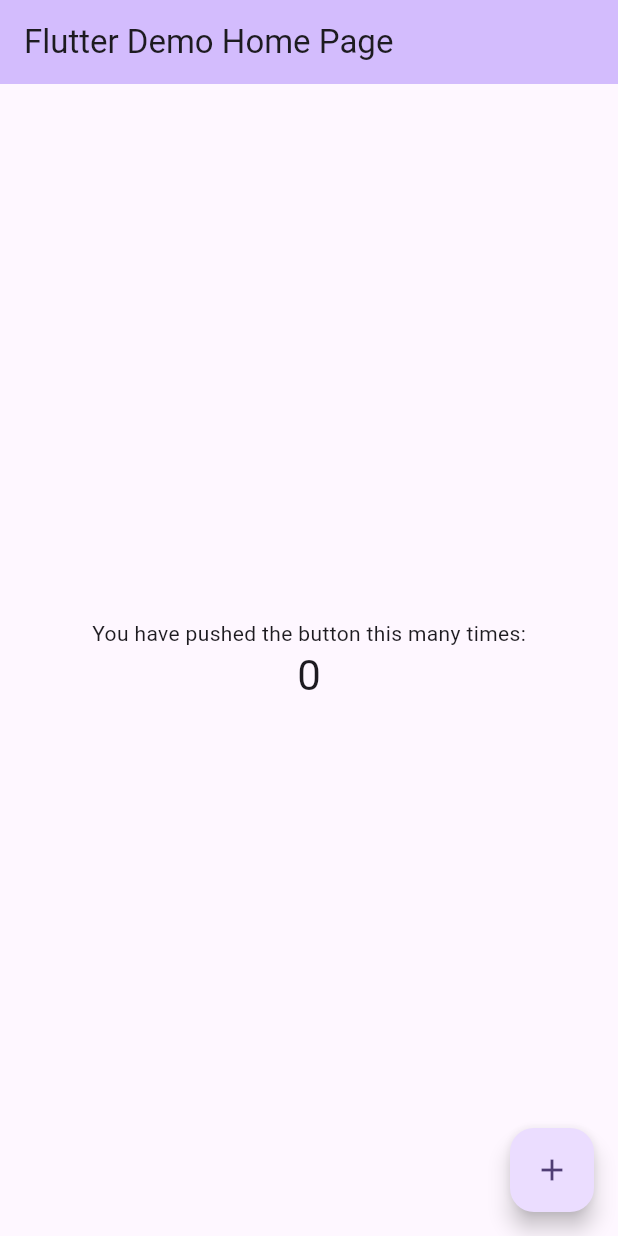
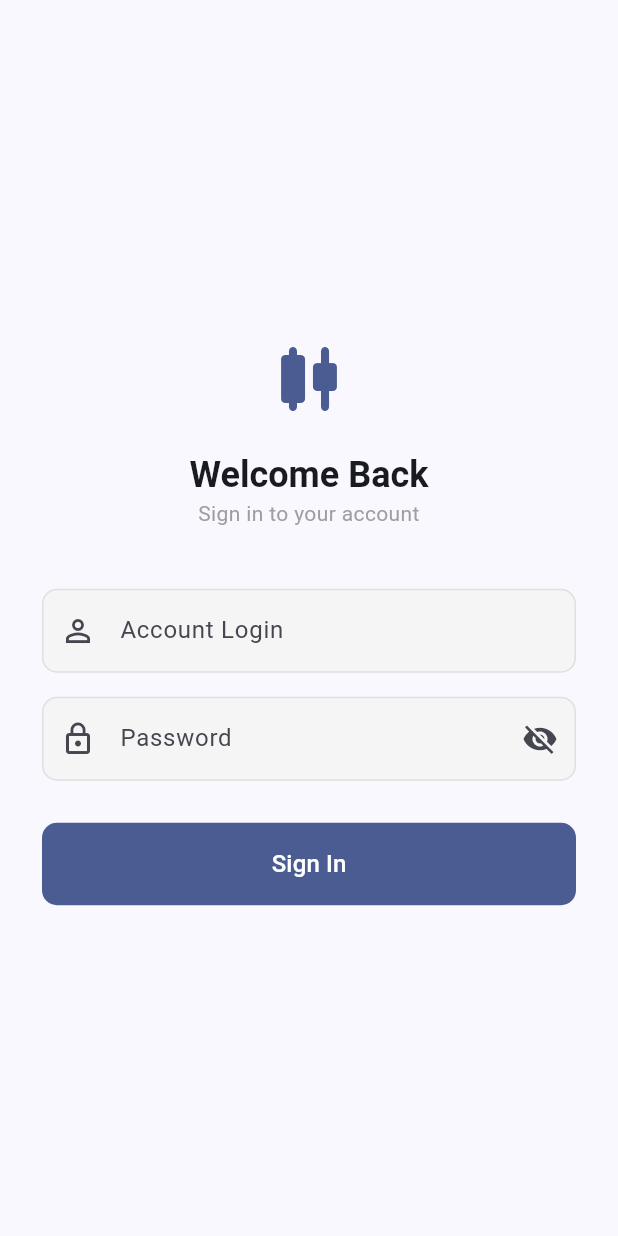
Before and after one commit to rezaul-karim-tushar/instaforex_cabinet, a Flutter app: the screen it shows after launch, on a phone screen of 412 x 824 dp. Run offline on Flutter 3.47's test engine with Material 3 defaults, Android fonts, the phone set to English and light mode, and no system bars; our stand-ins replace connectivity_plus, dio, equatable, flutter_bloc, flutter_secure_storage, get_it.

Commit message:
file fix

```diff
--- a/lib/core/errors/failures.dart
+++ b/lib/core/errors/failures.dart
@@ -0,0 +1,20 @@
+abstract class Failure {
+  final String message;
+  const Failure(this.message);
+}
+
+class NetworkFailure extends Failure {
+  const NetworkFailure(super.message);
+}
+
+class AuthFailure extends Failure {
+  const AuthFailure(super.message);
+}
+
+class ServerFailure extends Failure {
+  const ServerFailure(super.message);
+}
+
+class CacheFailure extends Failure {
+  const CacheFailure(super.message);
+}
--- a/lib/core/theme/app_colors.dart
+++ b/lib/core/theme/app_colors.dart
@@ -0,0 +1,17 @@
+import 'package:flutter/material.dart';
+
+class AppColors {
+  // Primary brand color
+  static const Color primary = Color(0xFF1A56DB);
+
+  // Light theme colors
+  static const Color lightBackground = Colors.white;
+  static const Color lightInputFill = Color(0xFFF5F5F5);
+  static const Color lightBorder = Color(0xFFE0E0E0);
+
+  // Dark theme colors
+  static const Color darkBackground = Color(0xFF121212);
+
+  // Neutral
+  static const Color grey = Colors.grey;
+}
--- a/lib/features/auth/data/models/auth_request_model.dart
+++ b/lib/features/auth/data/models/auth_request_model.dart
@@ -0,0 +1,14 @@
+class AuthRequestModel {
+  final String login;
+  final String password;
+
+  const AuthRequestModel({
+    required this.login,
+    required this.password,
+  });
+
+  Map<String, dynamic> toJson() => {
+        'Login': login,
+        'Password': password,
+      };
+}
--- a/lib/features/auth/domain/entities/auth_entity.dart
+++ b/lib/features/auth/domain/entities/auth_entity.dart
@@ -0,0 +1,16 @@
+import 'package:equatable/equatable.dart';
+
+class AuthEntity extends Equatable {
+  final String login;
+  final String peanutToken;
+  final String partnerToken;
+
+  const AuthEntity({
+    required this.login,
+    required this.peanutToken,
+    required this.partnerToken,
+  });
+
+  @override
+  List<Object> get props => [login, peanutToken, partnerToken];
+}
--- a/lib/features/auth/domain/repositories/auth_repository.dart
+++ b/lib/features/auth/domain/repositories/auth_repository.dart
@@ -0,0 +1,7 @@
+import '../entities/auth_entity.dart';
+
+abstract class AuthRepository {
+  Future<AuthEntity> login(String login, String password);
+  Future<AuthEntity?> getStoredSession();
+  Future<void> logout();
+}
--- a/lib/features/auth/presentation/bloc/auth_event.dart
+++ b/lib/features/auth/presentation/bloc/auth_event.dart
@@ -0,0 +1,19 @@
+import 'package:equatable/equatable.dart';
+
+abstract class AuthEvent extends Equatable {
+  const AuthEvent();
+  @override
+  List<Object> get props => [];
+}
+
+class AuthLoginRequested extends AuthEvent {
+  final String login;
+  final String password;
+  const AuthLoginRequested({required this.login, required this.password});
+  @override
+  List<Object> get props => [login, password];
+}
+
+class AuthCheckSession extends AuthEvent {}
+
+class AuthLogoutRequested extends AuthEvent {}
--- a/lib/features/auth/presentation/bloc/auth_state.dart
+++ b/lib/features/auth/presentation/bloc/auth_state.dart
@@ -0,0 +1,28 @@
+import 'package:equatable/equatable.dart';
+import '../../domain/entities/auth_entity.dart';
+
+abstract class AuthState extends Equatable {
+  const AuthState();
+  @override
+  List<Object?> get props => [];
+}
+
+class AuthInitial extends AuthState {}
+
+class AuthLoading extends AuthState {}
+
+class AuthAuthenticated extends AuthState {
+  final AuthEntity auth;
+  const AuthAuthenticated(this.auth);
+  @override
+  List<Object?> get props => [auth];
+}
+
+class AuthUnauthenticated extends AuthState {}
+
+class AuthError extends AuthState {
+  final String message;
+  const AuthError(this.message);
+  @override
+  List<Object?> get props => [message];
+}
--- a/lib/features/auth/presentation/pages/login_page.dart
+++ b/lib/features/auth/presentation/pages/login_page.dart
@@ -0,0 +1,33 @@
+import 'package:flutter/material.dart';
+import 'package:flutter_bloc/flutter_bloc.dart';
+import '../bloc/auth_bloc.dart';
+import '../bloc/auth_state.dart';
+import '../widgets/login_form.dart';
+
+class LoginPage extends StatelessWidget {
+  const LoginPage({super.key});
+
+  @override
+  Widget build(BuildContext context) {
+    return Scaffold(
+      backgroundColor: Theme.of(context).colorScheme.surface,
+      body: BlocListener<AuthBloc, AuthState>(
+        listener: (context, state) {
+          if (state is AuthError) {
+            ScaffoldMessenger.of(context).showSnackBar(
+              SnackBar(
+                content: Text(state.message),
+                backgroundColor: Colors.red.shade700,
+                behavior: SnackBarBehavior.floating,
+              ),
+            );
+          }
+          if (state is AuthAuthenticated) {
+            Navigator.of(context).pushReplacementNamed('/home');
+          }
+        },
+        child: const SafeArea(child: LoginForm()),
+      ),
+    );
+  }
+}
--- a/lib/features/auth/presentation/widgets/login_form.dart
+++ b/lib/features/auth/presentation/widgets/login_form.dart
@@ -0,0 +1,142 @@
+import 'package:flutter/material.dart';
+import 'package:flutter_bloc/flutter_bloc.dart';
+import '../bloc/auth_bloc.dart';
+import '../bloc/auth_event.dart';
+import '../bloc/auth_state.dart';
+
+class LoginForm extends StatefulWidget {
+  const LoginForm({super.key});
+
+  @override
+  State<LoginForm> createState() => _LoginFormState();
+}
+
+class _LoginFormState extends State<LoginForm> {
+  final _formKey = GlobalKey<FormState>();
+  final _loginController = TextEditingController();
+  final _passwordController = TextEditingController();
+  bool _obscurePassword = true;
+
+  @override
+  void dispose() {
+    _loginController.dispose();
+    _passwordController.dispose();
+    super.dispose();
+  }
+
+  void _submit() {
+    if (_formKey.currentState?.validate() ?? false) {
+      context.read<AuthBloc>().add(
+            AuthLoginRequested(
+              login: _loginController.text.trim(),
+              password: _passwordController.text.trim(),
+            ),
+          );
+    }
+  }
+
+  @override
+  Widget build(BuildContext context) {
+    final theme = Theme.of(context);
+
+    return Center(
+      child: SingleChildScrollView(
+        padding: const EdgeInsets.symmetric(horizontal: 28),
+        child: Form(
+          key: _formKey,
+          child: Column(
+            crossAxisAlignment: CrossAxisAlignment.stretch,
+            children: [
+              const SizedBox(height: 48),
+
+              // Logo / Title
+              Icon(Icons.candlestick_chart_rounded,
+                  size: 64, color: theme.colorScheme.primary),
+              const SizedBox(height: 16),
+              Text(
+                'Welcome Back',
+                textAlign: TextAlign.center,
+                style: theme.textTheme.headlineSmall?.copyWith(
+                  fontWeight: FontWeight.bold,
+                ),
+              ),
+              Text(
+                'Sign in to your account',
+                textAlign: TextAlign.center,
+                style: theme.textTheme.bodyMedium?.copyWith(
+                  color: Colors.grey,
+                ),
+              ),
+              const SizedBox(height: 40),
+
+              // Login field
+              TextFormField(
+                controller: _loginController,
+                keyboardType: TextInputType.number,
+                decoration: const InputDecoration(
+                  labelText: 'Account Login',
+                  prefixIcon: Icon(Icons.person_outline),
+                  border: OutlineInputBorder(),
+                ),
+                validator: (v) =>
+                    (v == null || v.isEmpty) ? 'Please enter your login' : null,
+              ),
+              const SizedBox(height: 16),
+
+              // Password field
+              TextFormField(
+                controller: _passwordController,
+                obscureText: _obscurePassword,
+                decoration: InputDecoration(
+                  labelText: 'Password',
+                  prefixIcon: const Icon(Icons.lock_outline),
+                  border: const OutlineInputBorder(),
+                  suffixIcon: IconButton(
+                    icon: Icon(_obscurePassword
+                        ? Icons.visibility_off
+                        : Icons.visibility),
+                    onPressed: () =>
+                        setState(() => _obscurePassword = !_obscurePassword),
+                  ),
+                ),
+                validator: (v) => (v == null || v.isEmpty)
+                    ? 'Please enter your password'
+                    : null,
+                onFieldSubmitted: (_) => _submit(),
+              ),
+              const SizedBox(height: 28),
+
+              // Submit button
+              BlocBuilder<AuthBloc, AuthState>(
+                builder: (context, state) {
+                  final isLoading = state is AuthLoading;
+                  return FilledButton(
+                    onPressed: isLoading ? null : _submit,
+                    style: FilledButton.styleFrom(
+                      padding: const EdgeInsets.symmetric(vertical: 16),
+                      shape: RoundedRectangleBorder(
+                        borderRadius: BorderRadius.circular(10),
+                      ),
+                    ),
+                    child: isLoading
+                        ? const SizedBox(
+                            height: 20,
+                            width: 20,
+                            child: CircularProgressIndicator(
+                              strokeWidth: 2,
+                              color: Colors.white,
+                            ),
+                          )
+                        : const Text('Sign In', style: TextStyle(fontSize: 16)),
+                  );
+                },
+              ),
+
+              const SizedBox(height: 48),
+            ],
+          ),
+        ),
+      ),
+    );
+  }
+}
--- a/lib/main.dart
+++ b/lib/main.dart
@@ -1,121 +1,46 @@
 import 'package:flutter/material.dart';
+import 'package:flutter_bloc/flutter_bloc.dart';
+import 'core/theme/app_theme.dart';
+import 'features/auth/presentation/bloc/auth_bloc.dart';
+import 'features/auth/presentation/bloc/auth_event.dart';
+import 'features/auth/presentation/bloc/auth_state.dart';
+import 'features/auth/presentation/pages/login_page.dart';
+import 'injection_container.dart' as di;
 
-void main() {
+void main() async {
+  WidgetsFlutterBinding.ensureInitialized();
+  await di.init();
   runApp(const MyApp());
 }
 
 class MyApp extends StatelessWidget {
   const MyApp({super.key});
 
-  // This widget is the root of your application.
   @override
   Widget build(BuildContext context) {
-    return MaterialApp(
-      title: 'Flutter Demo',
-      theme: ThemeData(
-        // This is the theme of your application.
-        //
-        // TRY THIS: Try running your application with "flutter run". You'll see
-        // the application has a purple toolbar. Then, without quitting the app,
-        // try changing the seedColor in the colorScheme below to Colors.green
-        // and then invoke "hot reload" (save your changes or press the "hot
-        // reload" button in a Flutter-supported IDE, or press "r" if you used
-        // the command line to start the app).
-        //
-        // Notice that the counter didn't reset back to zero; the application
-        // state is not lost during the reload. To reset the state, use hot
-        // restart instead.
-        //
-        // This works for code too, not just values: Most code changes can be
-        // tested with just a hot reload.
-        colorScheme: ColorScheme.fromSeed(seedColor: Colors.deepPurple),
-      ),
-      home: const MyHomePage(title: 'Flutter Demo Home Page'),
-    );
-  }
-}
-
-class MyHomePage extends StatefulWidget {
-  const MyHomePage({super.key, required this.title});
-
-  // This widget is the home page of your application. It is stateful, meaning
-  // that it has a State object (defined below) that contains fields that affect
-  // how it looks.
-
-  // This class is the configuration for the state. It holds the values (in this
-  // case the title) provided by the parent (in this case the App widget) and
-  // used by the build method of the State. Fields in a Widget subclass are
-  // always marked "final".
-
-  final String title;
-
-  @override
-  State<MyHomePage> createState() => _MyHomePageState();
-}
-
-class _MyHomePageState extends State<MyHomePage> {
-  int _counter = 0;
-
-  void _incrementCounter() {
-    setState(() {
-      // This call to setState tells the Flutter framework that something has
-      // changed in this State, which causes it to rerun the build method below
-      // so that the display can reflect the updated values. If we changed
-      // _counter without calling setState(), then the build method would not be
-      // called again, and so nothing would appear to happen.
-      _counter++;
-    });
-  }
-
-  @override
-  Widget build(BuildContext context) {
-    // This method is rerun every time setState is called, for instance as done
-    // by the _incrementCounter method above.
-    //
-    // The Flutter framework has been optimized to make rerunning build methods
-    // fast, so that you can just rebuild anything that needs updating rather
-    // than having to individually change instances of widgets.
-    return Scaffold(
-      appBar: AppBar(
-        // TRY THIS: Try changing the color here to a specific color (to
-        // Colors.amber, perhaps?) and trigger a hot reload to see the AppBar
-        // change color while the other colors stay the same.
-        backgroundColor: Theme.of(context).colorScheme.inversePrimary,
-        // Here we take the value from the MyHomePage object that was created by
-        // the App.build method, and use it to set our appbar title.
-        title: Text(widget.title),
-      ),
-      body: Center(
-        // Center is a layout widget. It takes a single child and positions it
-        // in the middle of the parent.
-        child: Column(
-          // Column is also a layout widget. It takes a list of children and
-          // arranges them vertically. By default, it sizes itself to fit its
-          // children horizontally, and tries to be as tall as its parent.
-          //
-          // Column has various properties to control how it sizes itself and
-          // how it positions its children. Here we use mainAxisAlignment to
-          // center the children vertically; the main axis here is the vertical
-          // axis because Columns are vertical (the cross axis would be
-          // horizontal).
-          //
-          // TRY THIS: Invoke "debug painting" (choose the "Toggle Debug Paint"
-          // action in the IDE, or press "p" in the console), to see the
-          // wireframe for each widget.
-          mainAxisAlignment: MainAxisAlignment.center,
-          children: [
-            const Text('You have pushed the button this many times:'),
-            Text(
-              '$_counter',
-              style: Theme.of(context).textTheme.headlineMedium,
-            ),
-          ],
+    return BlocProvider(
+      create: (_) => di.sl<AuthBloc>()..add(AuthCheckSession()),
+      child: MaterialApp(
+        title: 'Client Cabinet',
+        theme: AppTheme.light(),
+        darkTheme: AppTheme.dark(),
+        debugShowCheckedModeBanner: false,
+        home: BlocBuilder<AuthBloc, AuthState>(
+          builder: (context, state) {
+            if (state is AuthLoading || state is AuthInitial) {
+              return const Scaffold(
+                body: Center(child: CircularProgressIndicator()),
+              );
+            }
+            if (state is AuthAuthenticated) {
+              // Will replace with HomeScreen in next phase
+              return const Scaffold(
+                body: Center(child: Text('Logged In!')),
+              );
+            }
+            return const LoginPage();
+          },
         ),
-      ),
-      floatingActionButton: FloatingActionButton(
-        onPressed: _incrementCounter,
-        tooltip: 'Increment',
-        child: const Icon(Icons.add),
       ),
     );
   }
```
Also changed, not shown: lib/core/constants/app_constants.dart (+31 -0 lines), lib/core/storage/secure_storage.dart (+38 -0 lines), lib/features/auth/data/datasources/auth_remote_datasource.dart (+89 -0 lines), lib/features/auth/data/models/auth_response_model.dart (+13 -0 lines), lib/features/auth/data/repositories/auth_repository_impl.dart (+50 -0 lines), lib/injection_container.dart (+48 -0 lines).
